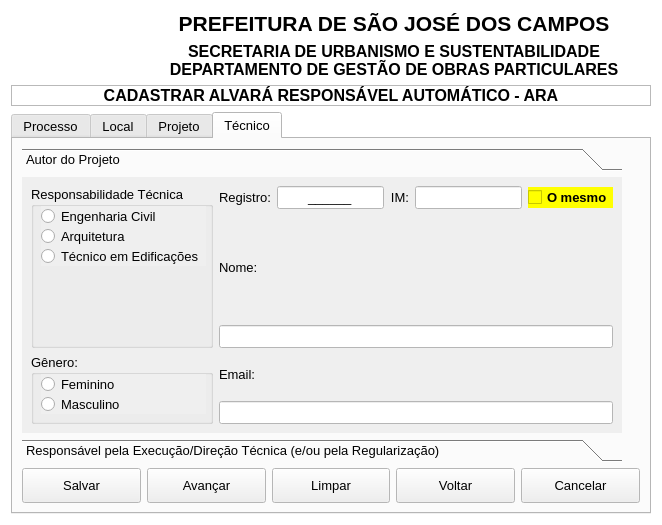
Qt form ara_manager/ara_manager_dialog_cadastrar_NOVO.ui (hiagoesc/GerenciadorARA) before a commit.
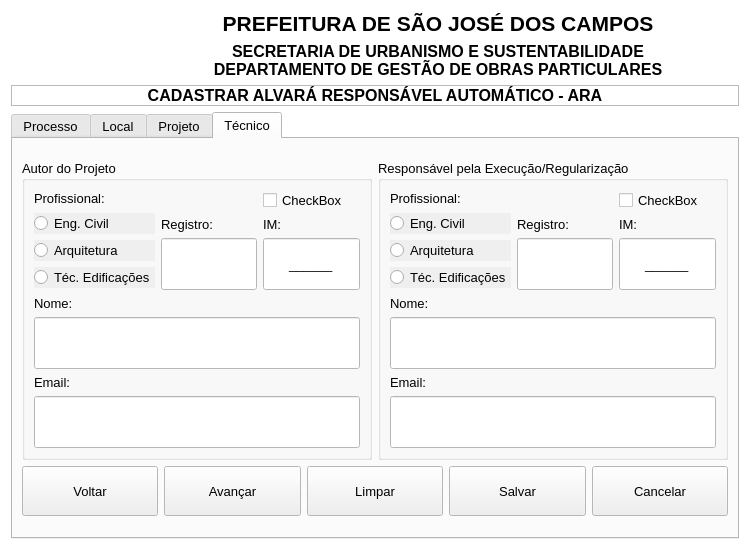
The same form after that commit. The open tabs and pages were chosen to show the change. Icons and pictures are not drawn.

Commit message: Responsividade Aba Técnico

Diff of the .ui file:
```diff
--- a/ara_manager/ara_manager_dialog_cadastrar_NOVO.ui
+++ b/ara_manager/ara_manager_dialog_cadastrar_NOVO.ui
@@ -6,8 +6,8 @@
    <rect>
     <x>0</x>
     <y>0</y>
-    <width>662</width>
-    <height>525</height>
+    <width>750</width>
+    <height>550</height>
    </rect>
   </property>
   <property name="sizePolicy">
@@ -2667,178 +2667,37 @@
          <item>
           <layout class="QVBoxLayout" name="verticalLayout_5">
            <item>
-            <widget class="QToolBox" name="toolBoxTecnico">
+            <layout class="QGridLayout" name="gridLayout_6">
+             <item row="0" column="0">
+              <widget class="QGroupBox" name="groupBox_6">
              <property name="maximumSize">
               <size>
-               <width>600</width>
-               <height>16777215</height>
-              </size>
-             </property>
-             <property name="frameShape">
-              <enum>QFrame::NoFrame</enum>
-             </property>
-             <property name="currentIndex">
-              <number>1</number>
-             </property>
-             <widget class="QWidget" name="pageProjeto">
-              <property name="geometry">
-               <rect>
-                <x>0</x>
-                <y>0</y>
-                <width>600</width>
-                <height>188</height>
-               </rect>
-              </property>
-              <attribute name="icon">
-               <iconset resource="resources.qrc">
-                <normaloff>:/img/icone_avancar.png</normaloff>:/img/icone_avancar.png</iconset>
-              </attribute>
-              <attribute name="label">
+                 <width>16777215</width>
+                 <height>300</height>
+                </size>
+               </property>
+               <property name="sizeIncrement">
+                <size>
+                 <width>0</width>
+                 <height>0</height>
+                </size>
+               </property>
+               <property name="title">
                <string>Autor do Projeto</string>
-              </attribute>
-              <layout class="QGridLayout" name="gridLayout_7">
-               <item row="0" column="0">
-                <layout class="QGridLayout" name="gridLayoutProjeto">
-                 <item row="0" column="0">
-                  <widget class="QGroupBox" name="groupProjetoRespTecnica">
-                   <property name="title">
-                    <string>Responsabilidade Técnica</string>
-                   </property>
-                   <widget class="QRadioButton" name="radioButtonProjetoEngCivil">
-                    <property name="geometry">
-                     <rect>
-                      <x>10</x>
-                      <y>20</y>
-                      <width>165</width>
-                      <height>20</height>
-                     </rect>
-                    </property>
-                    <property name="font">
-                     <font>
-                      <family>Arial</family>
-                      <pointsize>10</pointsize>
-                      <underline>false</underline>
-                     </font>
-                    </property>
-                    <property name="autoFillBackground">
-                     <bool>true</bool>
-                    </property>
-                    <property name="text">
-                     <string>Engenharia Civil</string>
-                    </property>
-                   </widget>
-                   <widget class="QRadioButton" name="radioButtonProjetoArquitetura">
-                    <property name="geometry">
-                     <rect>
-                      <x>10</x>
-                      <y>40</y>
-                      <width>165</width>
-                      <height>20</height>
-                     </rect>
-                    </property>
-                    <property name="autoFillBackground">
-                     <bool>true</bool>
-                    </property>
-                    <property name="text">
-                     <string>Arquitetura</string>
-                    </property>
-                   </widget>
-                   <widget class="QRadioButton" name="radioButtonProjetoEdificacoes">
-                    <property name="geometry">
-                     <rect>
-                      <x>10</x>
-                      <y>60</y>
-                      <width>165</width>
-                      <height>20</height>
-                     </rect>
-                    </property>
-                    <property name="autoFillBackground">
-                     <bool>true</bool>
-                    </property>
-                    <property name="text">
-                     <string>Técnico em Edificações</string>
-                    </property>
-                   </widget>
-                  </widget>
-                 </item>
-                 <item row="0" column="1">
-                  <layout class="QVBoxLayout" name="verticalLayout_10">
-                   <item>
-                    <layout class="QGridLayout" name="gridLayout_10">
-                     <item row="0" column="1">
-                      <widget class="QLineEdit" name="lineEditProjetoInscricao">
-                       <property name="inputMask">
-                        <string>000000;_</string>
-                       </property>
-                       <property name="alignment">
-                        <set>Qt::AlignCenter</set>
-                       </property>
-                       <property name="placeholderText">
-                        <string/>
-                       </property>
-                      </widget>
-                     </item>
+               </property>
+               <layout class="QGridLayout" name="gridLayout_8">
                      <item row="0" column="0">
-                      <widget class="QLabel" name="labelProjetoRegistro">
-                       <property name="text">
-                        <string>Registro:</string>
-                       </property>
-                       <property name="alignment">
-                        <set>Qt::AlignRight|Qt::AlignTrailing|Qt::AlignVCenter</set>
-                       </property>
-                      </widget>
-                     </item>
-                     <item row="0" column="3">
-                      <widget class="QLineEdit" name="lineEditProjetoRegistro">
-                       <property name="inputMask">
-                        <string/>
-                       </property>
-                       <property name="alignment">
-                        <set>Qt::AlignCenter</set>
-                       </property>
-                       <property name="placeholderText">
-                        <string/>
-                       </property>
-                      </widget>
-                     </item>
-                     <item row="0" column="2">
-                      <widget class="QLabel" name="labelProjetoInscricao">
-                       <property name="text">
-                        <string>IM:</string>
-                       </property>
-                       <property name="alignment">
-                        <set>Qt::AlignRight|Qt::AlignTrailing|Qt::AlignVCenter</set>
-                       </property>
-                      </widget>
-                     </item>
-                     <item row="0" column="4">
-                      <widget class="QCheckBox" name="checkBoxExecucao">
-                       <property name="font">
-                        <font>
-                         <family>Arial</family>
-                         <pointsize>10</pointsize>
-                         <weight>75</weight>
-                         <italic>false</italic>
-                         <bold>true</bold>
-                         <underline>false</underline>
-                         <strikeout>false</strikeout>
-                        </font>
-                       </property>
-                       <property name="autoFillBackground">
-                        <bool>false</bool>
-                       </property>
-                       <property name="styleSheet">
-                        <string notr="true">background-color: rgb(255, 255, 0);</string>
-                       </property>
-                       <property name="text">
-                        <string>O mesmo</string>
-                       </property>
-                      </widget>
-                     </item>
-                    </layout>
-                   </item>
+                 <layout class="QGridLayout" name="gridLayout_7" columnminimumwidth="2,2,1">
+                  <item row="2" column="0" colspan="3">
+                   <layout class="QVBoxLayout" name="verticalLayout_27">
                    <item>
                     <widget class="QLabel" name="labelProjetoNome">
+                      <property name="sizePolicy">
+                       <sizepolicy hsizetype="Preferred" vsizetype="Fixed">
+                        <horstretch>0</horstretch>
+                        <verstretch>0</verstretch>
+                       </sizepolicy>
+                      </property>
                      <property name="text">
                       <string>Nome:</string>
                      </property>
@@ -2847,11 +2706,17 @@
                    <item>
                     <widget class="QLineEdit" name="lineEditProjetoNome">
                      <property name="sizePolicy">
-                      <sizepolicy hsizetype="Expanding" vsizetype="Fixed">
+                       <sizepolicy hsizetype="Expanding" vsizetype="Minimum">
                        <horstretch>0</horstretch>
                        <verstretch>0</verstretch>
                       </sizepolicy>
                      </property>
+                      <property name="minimumSize">
+                       <size>
+                        <width>0</width>
+                        <height>30</height>
+                       </size>
+                      </property>
                      <property name="inputMask">
                       <string/>
                      </property>
@@ -2862,62 +2727,61 @@
                    </item>
                   </layout>
                  </item>
-                 <item row="1" column="0">
-                  <widget class="QGroupBox" name="groupProjetoGenero">
-                   <property name="maximumSize">
-                    <size>
-                     <width>16777215</width>
-                     <height>70</height>
-                    </size>
-                   </property>
-                   <property name="title">
-                    <string>Gênero:</string>
-                   </property>
-                   <widget class="QRadioButton" name="radioButtonProjetoFeminino_2">
-                    <property name="geometry">
-                     <rect>
-                      <x>10</x>
-                      <y>20</y>
-                      <width>165</width>
-                      <height>20</height>
-                     </rect>
-                    </property>
-                    <property name="font">
-                     <font>
-                      <family>Arial</family>
-                      <pointsize>10</pointsize>
-                      <underline>false</underline>
-                     </font>
-                    </property>
-                    <property name="autoFillBackground">
-                     <bool>true</bool>
-                    </property>
-                    <property name="text">
-                     <string>Feminino</string>
-                    </property>
-                   </widget>
-                   <widget class="QRadioButton" name="radioButtonProjetoMasculino_2">
-                    <property name="geometry">
-                     <rect>
-                      <x>10</x>
-                      <y>40</y>
-                      <width>165</width>
-                      <height>20</height>
-                     </rect>
-                    </property>
-                    <property name="autoFillBackground">
-                     <bool>true</bool>
-                    </property>
-                    <property name="text">
-                     <string>Masculino</string>
-                    </property>
-                   </widget>
-                  </widget>
-                 </item>
-                 <item row="1" column="1">
-                  <layout class="QVBoxLayout" name="verticalLayout_8">
+                  <item row="1" column="2">
+                   <layout class="QVBoxLayout" name="verticalLayout_28">
+                    <item>
+                     <widget class="QLabel" name="labelProjetoInscricao">
+                      <property name="sizePolicy">
+                       <sizepolicy hsizetype="Preferred" vsizetype="Fixed">
+                        <horstretch>0</horstretch>
+                        <verstretch>0</verstretch>
+                       </sizepolicy>
+                      </property>
+                      <property name="text">
+                       <string>IM:</string>
+                      </property>
+                      <property name="alignment">
+                       <set>Qt::AlignLeading|Qt::AlignLeft|Qt::AlignVCenter</set>
+                      </property>
+                     </widget>
+                    </item>
+                    <item>
+                     <widget class="QLineEdit" name="lineEditProjetoInscricao">
+                      <property name="sizePolicy">
+                       <sizepolicy hsizetype="Expanding" vsizetype="Minimum">
+                        <horstretch>0</horstretch>
+                        <verstretch>0</verstretch>
+                       </sizepolicy>
+                      </property>
+                      <property name="minimumSize">
+                       <size>
+                        <width>0</width>
+                        <height>30</height>
+                       </size>
+                      </property>
+                      <property name="inputMask">
+                       <string>000000;_</string>
+                      </property>
+                      <property name="alignment">
+                       <set>Qt::AlignCenter</set>
+                      </property>
+                      <property name="placeholderText">
+                       <string/>
+                      </property>
+                     </widget>
+                    </item>
+                   </layout>
+                  </item>
+                  <item row="3" column="0" colspan="3">
+                   <layout class="QVBoxLayout" name="verticalLayout_11">
                    <item>
                     <widget class="QLabel" name="labelProjetoEmail">
+                      <property name="sizePolicy">
+                       <sizepolicy hsizetype="Preferred" vsizetype="Fixed">
+                        <horstretch>0</horstretch>
+                        <verstretch>0</verstretch>
+                       </sizepolicy>
+                      </property>
                      <property name="text">
                       <string>Email:</string>
                      </property>
@@ -2925,6 +2789,18 @@
                    </item>
                    <item>
                     <widget class="QLineEdit" name="lineEditProjetoEmail">
+                      <property name="sizePolicy">
+                       <sizepolicy hsizetype="Expanding" vsizetype="Minimum">
+                        <horstretch>0</horstretch>
+                        <verstretch>0</verstretch>
+                       </sizepolicy>
+                      </property>
+                      <property name="minimumSize">
+                       <size>
+                        <width>0</width>
+                        <height>30</height>
+                       </size>
+                      </property>
                      <property name="inputMask">
                       <string/>
                      </property>
@@ -2935,49 +2811,76 @@
                    </item>
                   </layout>
                  </item>
-                </layout>
-               </item>
-              </layout>
-             </widget>
-             <widget class="QWidget" name="pageExecucao">
-              <property name="geometry">
-               <rect>
-                <x>0</x>
-                <y>0</y>
-                <width>600</width>
-                <height>188</height>
-               </rect>
-              </property>
-              <attribute name="icon">
-               <iconset resource="resources.qrc">
-                <normaloff>:/img/icone_avancar.png</normaloff>:/img/icone_avancar.png</iconset>
-              </attribute>
-              <attribute name="label">
-               <string>Responsável pela Execução/Direção Técnica (e/ou pela Regularização)</string>
-              </attribute>
-              <layout class="QGridLayout" name="gridLayout_12">
-               <item row="0" column="0">
-                <layout class="QGridLayout" name="gridLayoutProjeto_2">
-                 <item row="0" column="0">
-                  <widget class="QGroupBox" name="groupProjetoRespTecnica_2">
+                  <item row="1" column="1">
+                   <layout class="QVBoxLayout" name="verticalLayout_45">
+                    <item>
+                     <widget class="QLabel" name="labelProjetoRegistro_3">
+                      <property name="sizePolicy">
+                       <sizepolicy hsizetype="Preferred" vsizetype="Fixed">
+                        <horstretch>0</horstretch>
+                        <verstretch>0</verstretch>
+                       </sizepolicy>
+                      </property>
+                      <property name="text">
+                       <string>Registro:</string>
+                      </property>
+                      <property name="alignment">
+                       <set>Qt::AlignLeading|Qt::AlignLeft|Qt::AlignVCenter</set>
+                      </property>
+                     </widget>
+                    </item>
+                    <item>
+                     <widget class="QLineEdit" name="lineEditProjetoRegistro_3">
+                      <property name="sizePolicy">
+                       <sizepolicy hsizetype="Expanding" vsizetype="Minimum">
+                        <horstretch>0</horstretch>
+                        <verstretch>0</verstretch>
+                       </sizepolicy>
+                      </property>
+                      <property name="minimumSize">
+                       <size>
+                        <width>0</width>
+                        <height>30</height>
+                       </size>
+                      </property>
                    <property name="maximumSize">
                     <size>
                      <width>16777215</width>
-                     <height>90</height>
-                    </size>
-                   </property>
-                   <property name="title">
-                    <string>Responsabilidade Técnica</string>
-                   </property>
+                        <height>16777215</height>
+                       </size>
+                      </property>
+                      <property name="inputMask">
+                       <string/>
+                      </property>
+                      <property name="alignment">
+                       <set>Qt::AlignCenter</set>
+                      </property>
+                      <property name="placeholderText">
+                       <string/>
+                      </property>
+                     </widget>
+                    </item>
+                   </layout>
+                  </item>
+                  <item row="0" column="0" rowspan="2">
+                   <layout class="QVBoxLayout" name="verticalLayout_30">
+                    <item>
+                     <widget class="QLabel" name="labelProjetoNome_2">
+                      <property name="sizePolicy">
+                       <sizepolicy hsizetype="Preferred" vsizetype="Fixed">
+                        <horstretch>0</horstretch>
+                        <verstretch>0</verstretch>
+                       </sizepolicy>
+                      </property>
+                      <property name="text">
+                       <string>Profissional:</string>
+                      </property>
+                     </widget>
+                    </item>
+                    <item>
+                     <layout class="QVBoxLayout" name="verticalLayout_31">
+                      <item>
                    <widget class="QRadioButton" name="radioButtonProjetoEngCivil_2">
-                    <property name="geometry">
-                     <rect>
-                      <x>10</x>
-                      <y>20</y>
-                      <width>165</width>
-                      <height>20</height>
-                     </rect>
-                    </property>
                     <property name="font">
                      <font>
                       <family>Arial</family>
@@ -2989,18 +2892,12 @@
                      <bool>true</bool>
                     </property>
                     <property name="text">
-                     <string>Engenharia Civil</string>
-                    </property>
-                   </widget>
+                         <string>Eng. Civil</string>
+                        </property>
+                       </widget>
+                      </item>
+                      <item>
                    <widget class="QRadioButton" name="radioButtonProjetoArquitetura_2">
-                    <property name="geometry">
-                     <rect>
-                      <x>10</x>
-                      <y>40</y>
-                      <width>165</width>
-                      <height>20</height>
-                     </rect>
-                    </property>
                     <property name="autoFillBackground">
                      <bool>true</bool>
                     </property>
@@ -3008,182 +2905,160 @@
                      <string>Arquitetura</string>
                     </property>
                    </widget>
+                      </item>
+                      <item>
                    <widget class="QRadioButton" name="radioButtonProjetoEdificacoes_2">
-                    <property name="geometry">
-                     <rect>
-                      <x>10</x>
-                      <y>60</y>
-                      <width>165</width>
-                      <height>20</height>
-                     </rect>
-                    </property>
                     <property name="autoFillBackground">
                      <bool>true</bool>
                     </property>
                     <property name="text">
-                     <string>Técnico em Edificações</string>
-                    </property>
-                   </widget>
-                  </widget>
-                 </item>
-                 <item row="0" column="1">
-                  <layout class="QVBoxLayout" name="verticalLayout_11">
-                   <item>
-                    <layout class="QGridLayout" name="gridLayout_11">
-                     <item row="0" column="1">
-                      <widget class="QLineEdit" name="lineEditProjetoInscricao_2">
-                       <property name="inputMask">
-                        <string>000000;_</string>
-                       </property>
-                       <property name="alignment">
-                        <set>Qt::AlignCenter</set>
-                       </property>
-                       <property name="placeholderText">
-                        <string/>
-                       </property>
-                      </widget>
-                     </item>
-                     <item row="0" column="0">
-                      <widget class="QLabel" name="labelProjetoRegistro_2">
-                       <property name="text">
-                        <string>Registro:</string>
-                       </property>
-                       <property name="alignment">
-                        <set>Qt::AlignRight|Qt::AlignTrailing|Qt::AlignVCenter</set>
-                       </property>
-                      </widget>
-                     </item>
-                     <item row="0" column="3">
-                      <widget class="QLineEdit" name="lineEditProjetoRegistro_2">
-                       <property name="inputMask">
-                        <string/>
-                       </property>
-                       <property name="alignment">
-                        <set>Qt::AlignCenter</set>
-                       </property>
-                       <property name="placeholderText">
-                        <string/>
-                       </property>
-                      </widget>
+                         <string>Téc. Edificações</string>
+                        </property>
+                       </widget>
+                      </item>
+                     </layout>
+                    </item>
+                   </layout>
                      </item>
                      <item row="0" column="2">
+                   <widget class="QCheckBox" name="checkBox">
+                    <property name="text">
+                     <string>CheckBox</string>
+                    </property>
+                   </widget>
+                  </item>
+                 </layout>
+                </item>
+               </layout>
+              </widget>
+             </item>
+             <item row="0" column="1">
+              <widget class="QGroupBox" name="groupBox_7">
+               <property name="maximumSize">
+                <size>
+                 <width>16777215</width>
+                 <height>300</height>
+                </size>
+               </property>
+               <property name="title">
+                <string>Responsável pela Execução/Regularização</string>
+               </property>
+               <layout class="QGridLayout" name="gridLayout_10">
+                <item row="0" column="0">
+                 <layout class="QGridLayout" name="gridLayout_11" columnminimumwidth="2,2,1">
+                  <item row="2" column="0" colspan="3">
+                   <layout class="QVBoxLayout" name="verticalLayout_41">
+                    <item>
+                     <widget class="QLabel" name="labelProjetoNome_5">
+                      <property name="sizePolicy">
+                       <sizepolicy hsizetype="Preferred" vsizetype="Fixed">
+                        <horstretch>0</horstretch>
+                        <verstretch>0</verstretch>
+                       </sizepolicy>
+                      </property>
+                      <property name="text">
+                       <string>Nome:</string>
+                      </property>
+                     </widget>
+                    </item>
+                    <item>
+                     <widget class="QLineEdit" name="lineEditProjetoNome_3">
+                      <property name="sizePolicy">
+                       <sizepolicy hsizetype="Expanding" vsizetype="Minimum">
+                        <horstretch>0</horstretch>
+                        <verstretch>0</verstretch>
+                       </sizepolicy>
+                      </property>
+                      <property name="minimumSize">
+                       <size>
+                        <width>0</width>
+                        <height>30</height>
+                       </size>
+                      </property>
+                      <property name="inputMask">
+                       <string/>
+                      </property>
+                      <property name="placeholderText">
+                       <string/>
+                      </property>
+                     </widget>
+                    </item>
+                   </layout>
+                  </item>
+                  <item row="1" column="2">
+                   <layout class="QVBoxLayout" name="verticalLayout_42">
+                    <item>
                       <widget class="QLabel" name="labelProjetoInscricao_2">
+                      <property name="sizePolicy">
+                       <sizepolicy hsizetype="Preferred" vsizetype="Fixed">
+                        <horstretch>0</horstretch>
+                        <verstretch>0</verstretch>
+                       </sizepolicy>
+                      </property>
                        <property name="text">
                         <string>IM:</string>
                        </property>
                        <property name="alignment">
-                        <set>Qt::AlignRight|Qt::AlignTrailing|Qt::AlignVCenter</set>
+                       <set>Qt::AlignLeading|Qt::AlignLeft|Qt::AlignVCenter</set>
                        </property>
                       </widget>
                      </item>
-                     <item row="0" column="4">
-                      <widget class="QCheckBox" name="checkBoxExecucao_2">
-                       <property name="font">
-                        <font>
-                         <family>Arial</family>
-                         <pointsize>10</pointsize>
-                         <weight>75</weight>
-                         <italic>false</italic>
-                         <bold>true</bold>
-                         <underline>false</underline>
-                         <strikeout>false</strikeout>
-                        </font>
-                       </property>
-                       <property name="autoFillBackground">
-                        <bool>false</bool>
-                       </property>
-                       <property name="styleSheet">
-                        <string notr="true">background-color: rgb(255, 255, 0);</string>
-                       </property>
-                       <property name="text">
-                        <string>O mesmo</string>
-                       </property>
-                      </widget>
-                     </item>
-                    </layout>
-                   </item>
                    <item>
-                    <widget class="QLabel" name="labelProjetoNome_2">
-                     <property name="text">
-                      <string>Nome:</string>
-                     </property>
-                    </widget>
-                   </item>
-                   <item>
-                    <widget class="QLineEdit" name="lineEditProjetoNome_2">
-                     <property name="inputMask">
-                      <string/>
-                     </property>
-                     <property name="placeholderText">
-                      <string/>
-                     </property>
-                    </widget>
-                   </item>
-                  </layout>
-                 </item>
-                 <item row="1" column="0">
-                  <widget class="QGroupBox" name="groupProjetoGenero_2">
-                   <property name="maximumSize">
+                     <widget class="QLineEdit" name="lineEditProjetoInscricao_2">
+                      <property name="sizePolicy">
+                       <sizepolicy hsizetype="Expanding" vsizetype="Minimum">
+                        <horstretch>0</horstretch>
+                        <verstretch>0</verstretch>
+                       </sizepolicy>
+                      </property>
+                      <property name="minimumSize">
                     <size>
-                     <width>16777215</width>
-                     <height>70</height>
-                    </size>
-                   </property>
-                   <property name="title">
-                    <string>Gênero:</string>
-                   </property>
-                   <widget class="QRadioButton" name="radioButtonProjetoFeminino_3">
-                    <property name="geometry">
-                     <rect>
-                      <x>10</x>
-                      <y>20</y>
-                      <width>165</width>
-                      <height>20</height>
-                     </rect>
-                    </property>
-                    <property name="font">
-                     <font>
-                      <family>Arial</family>
-                      <pointsize>10</pointsize>
-                      <underline>false</underline>
-                     </font>
-                    </property>
-                    <property name="autoFillBackground">
-                     <bool>true</bool>
-                    </property>
-                    <property name="text">
-                     <string>Feminino</string>
-                    </property>
-                   </widget>
-                   <widget class="QRadioButton" name="radioButtonProjetoMasculino_3">
-                    <property name="geometry">
-                     <rect>
-                      <x>10</x>
-                      <y>40</y>
-                      <width>165</width>
-                      <height>20</height>
-                     </rect>
-                    </property>
-                    <property name="autoFillBackground">
-                     <bool>true</bool>
-                    </property>
-                    <property name="text">
-                     <string>Masculino</string>
-                    </property>
-                   </widget>
-                  </widget>
-                 </item>
-                 <item row="1" column="1">
-                  <layout class="QVBoxLayout" name="verticalLayout_12">
+                        <width>0</width>
+                        <height>30</height>
+                       </size>
+                      </property>
+                      <property name="inputMask">
+                       <string>000000;_</string>
+                      </property>
+                      <property name="alignment">
+                       <set>Qt::AlignCenter</set>
+                      </property>
+                      <property name="placeholderText">
+                       <string/>
+                      </property>
+                     </widget>
+                    </item>
+                   </layout>
+                  </item>
+                  <item row="3" column="0" colspan="3">
+                   <layout class="QVBoxLayout" name="verticalLayout_43">
                    <item>
-                    <widget class="QLabel" name="labelProjetoEmail_2">
+                     <widget class="QLabel" name="labelProjetoEmail_3">
+                      <property name="sizePolicy">
+                       <sizepolicy hsizetype="Preferred" vsizetype="Fixed">
+                        <horstretch>0</horstretch>
+                        <verstretch>0</verstretch>
+                       </sizepolicy>
+                      </property>
                      <property name="text">
                       <string>Email:</string>
                      </property>
                     </widget>
                    </item>
                    <item>
-                    <widget class="QLineEdit" name="lineEditProjetoEmail_2">
+                     <widget class="QLineEdit" name="lineEditProjetoEmail_3">
+                      <property name="sizePolicy">
+                       <sizepolicy hsizetype="Expanding" vsizetype="Minimum">
+                        <horstretch>0</horstretch>
+                        <verstretch>0</verstretch>
+                       </sizepolicy>
+                      </property>
+                      <property name="minimumSize">
+                       <size>
+                        <width>0</width>
+                        <height>30</height>
+                       </size>
+                      </property>
                      <property name="inputMask">
                       <string/>
                      </property>
@@ -3194,16 +3069,127 @@
                    </item>
                   </layout>
                  </item>
-                </layout>
-               </item>
-              </layout>
-             </widget>
-            </widget>
+                  <item row="1" column="1">
+                   <layout class="QVBoxLayout" name="verticalLayout_46">
+                    <item>
+                     <widget class="QLabel" name="labelProjetoRegistro_5">
+                      <property name="sizePolicy">
+                       <sizepolicy hsizetype="Preferred" vsizetype="Fixed">
+                        <horstretch>0</horstretch>
+                        <verstretch>0</verstretch>
+                       </sizepolicy>
+                      </property>
+                      <property name="text">
+                       <string>Registro:</string>
+                      </property>
+                      <property name="alignment">
+                       <set>Qt::AlignLeading|Qt::AlignLeft|Qt::AlignVCenter</set>
+                      </property>
+                     </widget>
+                    </item>
+                    <item>
+                     <widget class="QLineEdit" name="lineEditProjetoRegistro_5">
+                      <property name="sizePolicy">
+                       <sizepolicy hsizetype="Expanding" vsizetype="Minimum">
+                        <horstretch>0</horstretch>
+                        <verstretch>0</verstretch>
+                       </sizepolicy>
+                      </property>
+                      <property name="minimumSize">
+                       <size>
+                        <width>0</width>
+                        <height>30</height>
+                       </size>
+                      </property>
+                      <property name="inputMask">
+                       <string/>
+                      </property>
+                      <property name="alignment">
+                       <set>Qt::AlignCenter</set>
+                      </property>
+                      <property name="placeholderText">
+                       <string/>
+                      </property>
+                     </widget>
+                    </item>
+                   </layout>
+                  </item>
+                  <item row="0" column="0" rowspan="2">
+                   <layout class="QVBoxLayout" name="verticalLayout_44">
+                    <item>
+                     <widget class="QLabel" name="labelProjetoNome_6">
+                      <property name="sizePolicy">
+                       <sizepolicy hsizetype="Preferred" vsizetype="Fixed">
+                        <horstretch>0</horstretch>
+                        <verstretch>0</verstretch>
+                       </sizepolicy>
+                      </property>
+                      <property name="text">
+                       <string>Profissional:</string>
+                      </property>
+                     </widget>
+                    </item>
+                    <item>
+                     <layout class="QVBoxLayout" name="verticalLayout_47">
+                      <item>
+                       <widget class="QRadioButton" name="radioButtonProjetoEngCivil_4">
+                        <property name="font">
+                         <font>
+                          <family>Arial</family>
+                          <pointsize>10</pointsize>
+                          <underline>false</underline>
+                         </font>
+                        </property>
+                        <property name="autoFillBackground">
+                         <bool>true</bool>
+                        </property>
+                        <property name="text">
+                         <string>Eng. Civil</string>
+                        </property>
+                       </widget>
+                      </item>
+                      <item>
+                       <widget class="QRadioButton" name="radioButtonProjetoArquitetura_4">
+                        <property name="autoFillBackground">
+                         <bool>true</bool>
+                        </property>
+                        <property name="text">
+                         <string>Arquitetura</string>
+                        </property>
+                       </widget>
+                      </item>
+                      <item>
+                       <widget class="QRadioButton" name="radioButtonProjetoEdificacoes_4">
+                        <property name="autoFillBackground">
+                         <bool>true</bool>
+                        </property>
+                        <property name="text">
+                         <string>Téc. Edificações</string>
+                        </property>
+                       </widget>
+                      </item>
+                     </layout>
+                    </item>
+                   </layout>
+                  </item>
+                  <item row="0" column="2">
+                   <widget class="QCheckBox" name="checkBox_2">
+                    <property name="text">
+                     <string>CheckBox</string>
+                    </property>
+                   </widget>
+                  </item>
+                 </layout>
+                </item>
+               </layout>
+              </widget>
+             </item>
+            </layout>
            </item>
            <item>
             <layout class="QHBoxLayout" name="horizontalLayout_3">
              <item>
-              <widget class="QPushButton" name="commandLinkSalvarProcesso_5">
+              <widget class="QPushButton" name="commandLinkVoltarProcesso_5">
                <property name="sizePolicy">
                 <sizepolicy hsizetype="Minimum" vsizetype="Minimum">
                  <horstretch>0</horstretch>
@@ -3223,7 +3209,7 @@
                 </size>
                </property>
                <property name="text">
-                <string>Salvar</string>
+                <string>Voltar</string>
                </property>
                <property name="icon">
                 <iconset resource="resources.qrc">
@@ -3290,7 +3276,7 @@
               </widget>
              </item>
              <item>
-              <widget class="QPushButton" name="commandLinkVoltarProcesso_5">
+              <widget class="QPushButton" name="commandLinkSalvarProcesso_5">
                <property name="sizePolicy">
                 <sizepolicy hsizetype="Minimum" vsizetype="Minimum">
                  <horstretch>0</horstretch>
@@ -3310,7 +3296,7 @@
                 </size>
                </property>
                <property name="text">
-                <string>Voltar</string>
+                <string>Salvar</string>
                </property>
                <property name="icon">
                 <iconset resource="resources.qrc">
```
Left out of the diff: 76 changed lines with no effect on the pictures. Lines whose indentation alone changed are shown as unchanged.
